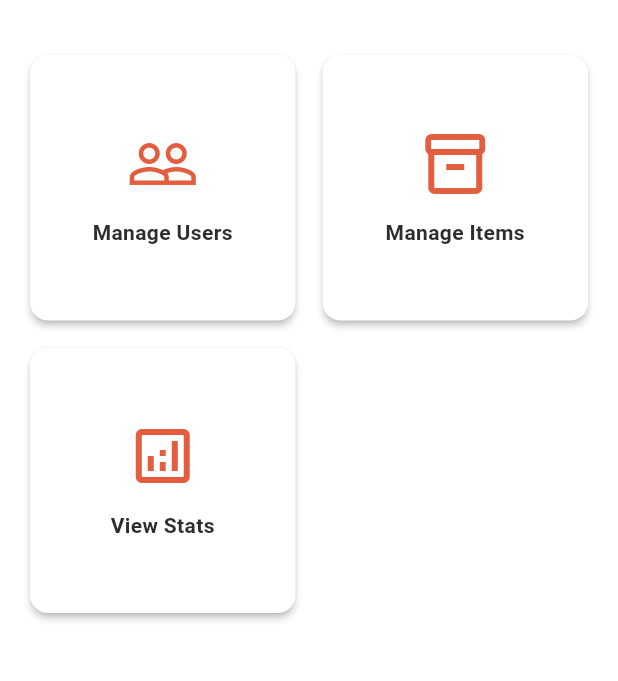
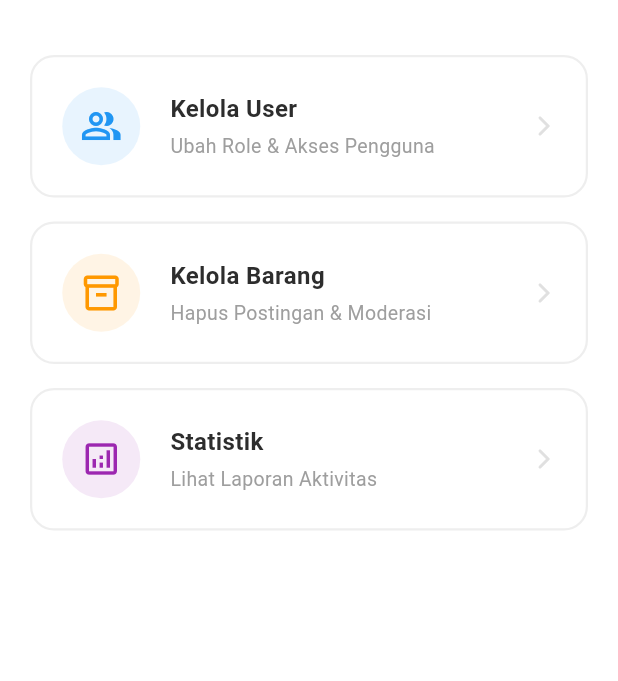
Before and after one commit to MafariT/flutter-lost-and-found, a Flutter app: the AdminHomePage screen opened directly, on a phone screen of 412 x 824 dp, the part 59-740 px from its top. Run offline on Flutter 3.47's test engine with Material 3 defaults, Android fonts, the phone set to English and light mode, and no system bars; our stand-ins replace flutter_dotenv, flutter_riverpod, image_picker, supabase_flutter, timeago; accounts and stored records are empty; network calls fail; Roboto replaces fonts that are missing (Poppins); statements that could not run were skipped.

Commit message:
admin ui/ux changes

```diff
--- a/lib/pages/admin/admin_home_page.dart
+++ b/lib/pages/admin/admin_home_page.dart
@@ -9,75 +9,112 @@ class AdminHomePage extends StatelessWidget {
   @override
   Widget build(BuildContext context) {
     return Scaffold(
-      backgroundColor: Theme.of(context).colorScheme.surface,
+      backgroundColor: Colors.white,
       appBar: AppBar(
-        backgroundColor: Colors.transparent,
+        title: const Text(
+          "Admin Dashboard",
+          style: TextStyle(fontWeight: FontWeight.bold, color: Colors.black87),
+        ),
+        centerTitle: true,
+        backgroundColor: Colors.white,
         elevation: 0,
-        foregroundColor: Theme.of(context).colorScheme.inversePrimary,
-        title: const Text("Admin Dashboard"),
-        centerTitle: true,
+        scrolledUnderElevation: 0,
+        iconTheme: const IconThemeData(color: Colors.black87),
       ),
       drawer: const PrimaryDrawer(),
-      body: GridView.count(
-        crossAxisCount: 2,
-        padding: const EdgeInsets.all(16.0),
-        mainAxisSpacing: 10,
-        crossAxisSpacing: 10,
+      body: Padding(
+        padding: const EdgeInsets.all(20.0),
+        child: Column(
+          crossAxisAlignment: CrossAxisAlignment.start,
           children: [
-          _buildDashboardCard(
+            Expanded(
+              child: ListView(
+                children: [
+                  _card(
                     context,
-            icon: Icons.people_outline,
-            label: 'Manage Users',
+                    icon: Icons.people_alt_outlined,
+                    label: 'Kelola User',
+                    subLabel: 'Ubah Role & Akses Pengguna',
+                    color: Colors.blue,
                     onTap: () {
                       Navigator.push(context, MaterialPageRoute(builder: (context) => const AdminUserListPage()));
                     },
                   ),
-          _buildDashboardCard(
+                  const SizedBox(height: 16),
+                  _card(
                     context,
                     icon: Icons.inventory_2_outlined,
-            label: 'Manage Items',
+                    label: 'Kelola Barang',
+                    subLabel: 'Hapus Postingan & Moderasi',
+                    color: Colors.orange,
                     onTap: () {
                       Navigator.push(context, MaterialPageRoute(builder: (context) => const AdminItemListPage()));
                     },
                   ),
-          _buildDashboardCard(
+                  const SizedBox(height: 16),
+                  _card(
                     context,
                     icon: Icons.analytics_outlined,
-            label: 'View Stats',
+                    label: 'Statistik',
+                    subLabel: 'Lihat Laporan Aktivitas',
+                    color: Colors.purple,
                     onTap: () {
-              /* TODO: Navigate to statistics page */
+                      ScaffoldMessenger.of(
+                        context,
+                      ).showSnackBar(const SnackBar(content: Text("Fitur akan segera hadir")));
                     },
                   ),
                 ],
               ),
-    );
-  }
-
-  Widget _buildDashboardCard(
-    BuildContext context, {
-    required IconData icon,
-    required String label,
-    required VoidCallback onTap,
-  }) {
-    return Card(
-      elevation: 2,
-      shape: RoundedRectangleBorder(borderRadius: BorderRadius.circular(12)),
-      child: InkWell(
-        borderRadius: BorderRadius.circular(12),
-        onTap: onTap,
-        child: Column(
-          mainAxisAlignment: MainAxisAlignment.center,
-          children: [
-            Icon(icon, size: 48, color: Theme.of(context).colorScheme.primary),
-            const SizedBox(height: 12),
-            Text(
-              label,
-              textAlign: TextAlign.center,
-              style: const TextStyle(fontWeight: FontWeight.bold),
             ),
           ],
         ),
       ),
     );
   }
+
+  Widget _card(
+    BuildContext context, {
+    required IconData icon,
+    required String label,
+    required String subLabel,
+    required VoidCallback onTap,
+    required Color color,
+  }) {
+    return InkWell(
+      onTap: onTap,
+      borderRadius: BorderRadius.circular(16),
+      child: Container(
+        padding: const EdgeInsets.all(20),
+        decoration: BoxDecoration(
+          color: Colors.white,
+          borderRadius: BorderRadius.circular(16),
+          border: Border.all(color: Colors.grey.shade200, width: 1.5),
+        ),
+        child: Row(
+          children: [
+            Container(
+              padding: const EdgeInsets.all(12),
+              decoration: BoxDecoration(color: color.withOpacity(0.1), shape: BoxShape.circle),
+              child: Icon(icon, size: 28, color: color),
+            ),
+            const SizedBox(width: 20),
+
+            Expanded(
+              child: Column(
+                crossAxisAlignment: CrossAxisAlignment.start,
+                children: [
+                  Text(label, style: const TextStyle(fontWeight: FontWeight.bold, fontSize: 16)),
+                  const SizedBox(height: 4),
+                  Text(subLabel, style: TextStyle(color: Colors.grey.shade500, fontSize: 13)),
+                ],
+              ),
+            ),
+
+            Icon(Icons.arrow_forward_ios_rounded, size: 16, color: Colors.grey.shade300),
+          ],
+        ),
+      ),
+    );
   }
+}
```
Also changed, not shown: lib/pages/admin/admin_item_list_page.dart (+85 -33 lines), lib/pages/admin/admin_user_list_page.dart (+109 -51 lines), lib/providers/admin_provider.dart (+6 -1 lines). Lines whose indentation alone changed are shown as unchanged.
